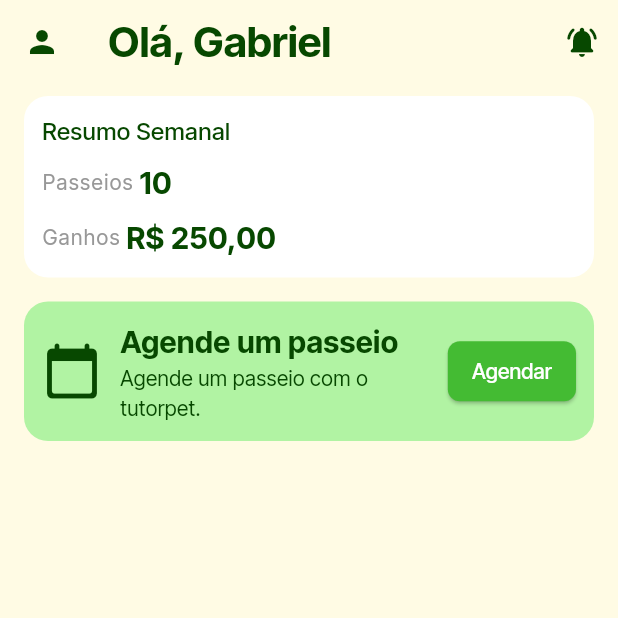
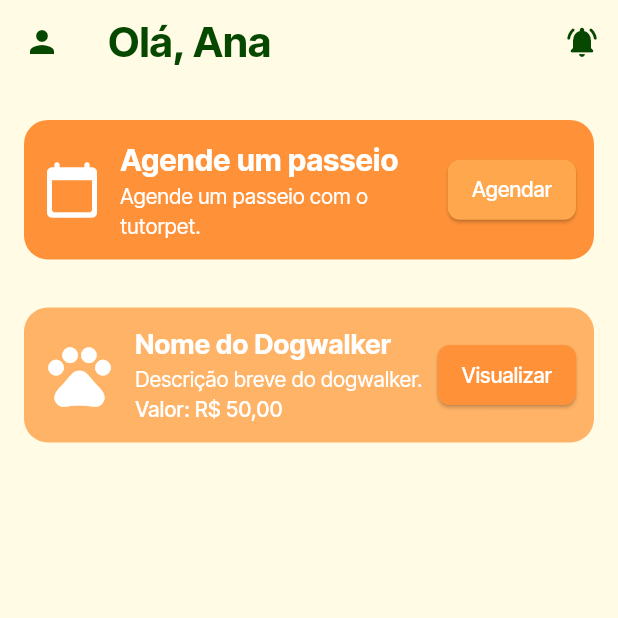
Before and after one commit to Carolsantos123/appWoof, a Flutter app: the HomeTutorpetScreen screen opened by its route, on a phone screen of 412 x 824 dp, the top half of it. Run offline on Flutter 3.47's test engine with Material 3 defaults, Android fonts, the phone set to English and light mode, and no system bars; our stand-ins replace firebase_core, flutter_rating_bar, google_fonts; accounts and stored records are empty; network calls fail.

Commit message:
atualização telas tutor

```diff
--- a/lib/pages/dw/avaliacoes.dart
+++ b/lib/pages/dw/avaliacoes.dart
@@ -15,7 +15,7 @@ class _AvaliacoesScreenState extends State<AvaliacoesScreen> {
   // A cor principal usada para textos e ícones
   final Color primaryColor = const Color(0xFF074800);
   // A cor do fundo da AppBar
-  final Color appBarColor = const Color(0xFFB1F3A3);
+  final Color appBarColor = const Color.fromARGB(255, 177, 243, 163);
   // A cor de fundo dos cards de feedback
   final Color feedbackCardColor = const Color(0xFFFFEFB5);
   // A cor de destaque para o texto e ícones
--- a/lib/pages/tutor/cadastro_tutor.dart
+++ b/lib/pages/tutor/cadastro_tutor.dart
@@ -231,7 +231,7 @@ class _Cadastro_tutorPageState extends State<Cadastro_tutorPage> {
                         elevation: 0,
                       ),
                       onPressed: () {
-                        Navigator.of(context).pushNamed('/perfil');
+                        Navigator.of(context).pushNamed('/visor_perfiltutor');
                       },
                       child: const Text(
                         'Cadastrar',
--- a/lib/pages/tutor/cd_perfil.dart
+++ b/lib/pages/tutor/cd_perfil.dart
@@ -207,7 +207,7 @@ class _PerfilTutorWidgetState extends State<PerfilTutorWidget> {
                 ),
                 ElevatedButton(
                   onPressed: () {
-                    Navigator.of(context).pushNamed('/home');
+                    Navigator.of(context).pushNamed('/home_tutor1');
                   },
                   style: ElevatedButton.styleFrom(
                     backgroundColor: const Color(0xFF199700),
--- a/lib/pages/tutor/home.dart
+++ b/lib/pages/tutor/home.dart
@@ -1,174 +1,136 @@
+import 'dart:ui';
 import 'package:flutter/material.dart';
 import 'package:google_fonts/google_fonts.dart';
 
-class HomeTutorpetScreen extends StatefulWidget {
-  const HomeTutorpetScreen({super.key});
+class HomeTutorpetWidget extends StatefulWidget {
+  const HomeTutorpetWidget({super.key});
 
   @override
-  State<HomeTutorpetScreen> createState() => _HomeTutorpetScreenState();
+  State<HomeTutorpetWidget> createState() => _HomeTutorpetWidgetState();
 }
 
-class _HomeTutorpetScreenState extends State<HomeTutorpetScreen> {
+class _HomeTutorpetWidgetState extends State<HomeTutorpetWidget> {
+  final scaffoldKey = GlobalKey<ScaffoldState>();
+
   @override
   Widget build(BuildContext context) {
-    return Scaffold(
+    return GestureDetector(
+      onTap: () {
+        FocusScope.of(context).unfocus();
+        FocusManager.instance.primaryFocus?.unfocus();
+      },
+      child: Scaffold(
+        key: scaffoldKey,
         backgroundColor: const Color(0xFFFFFBE4),
         appBar: AppBar(
-        backgroundColor: const Color(0xFFFFFBE4),
-        elevation: 0,
+          backgroundColor: const Color(0xFFB1F3A3),
+          automaticallyImplyLeading: false,
           leading: IconButton(
-          icon: const Icon(Icons.person, color: Color(0xFF074800)),
+            icon: const Icon(Icons.account_circle, color: Color(0xFF074800)),
             onPressed: () {
-            // Ação do botão de perfil
+              // Ação de perfil
             },
           ),
+          title: Text(
+            'Home',
+            style: GoogleFonts.interTight(
+              color: const Color(0xFF074800),
+              fontSize: 28,
+              fontWeight: FontWeight.bold,
+              letterSpacing: 0.0,
+            ),
+          ),
+          centerTitle: true,
+          elevation: 0,
           actions: [
             IconButton(
-            icon: const Icon(Icons.notifications_active_rounded, color: Color(0xFF074800)),
+              icon: const Icon(Icons.notifications_active, color: Color(0xFF074800)),
               onPressed: () {
-              // Ação do botão de notificação
+                // Ação de notificações
               },
             ),
           ],
-        title: Text(
-          'Olá, Gabriel',
-          style: GoogleFonts.interTight(
-            fontSize: 28,
-            fontWeight: FontWeight.bold,
-            color: const Color(0xFF074800),
-          ),
-        ),
         ),
         body: SafeArea(
+          top: true,
           child: SingleChildScrollView(
             child: Column(
               children: [
-              // Card de resumo semanal
-              Padding(
-                padding: const EdgeInsets.symmetric(horizontal: 16, vertical: 8),
-                child: Container(
-                  width: double.infinity,
-                  decoration: BoxDecoration(
-                    color: const Color(0xFFFFFFFF),
-                    borderRadius: BorderRadius.circular(16),
-                  ),
-                  child: Padding(
-                    padding: const EdgeInsets.all(12),
-                    child: Column(
-                      crossAxisAlignment: CrossAxisAlignment.start,
-                      children: [
-                        Text(
-                          'Resumo Semanal',
-                          style: GoogleFonts.interTight(
-                            fontSize: 16,
-                            fontWeight: FontWeight.w500,
-                            color: const Color(0xFF074800),
-                          ),
-                        ),
-                        const SizedBox(height: 8),
-                        Row(
-                          children: [
-                            Text(
-                              'Passeios',
-                              style: GoogleFonts.inter(
-                                fontSize: 14,
-                                color: const Color(0xFF989898),
-                              ),
-                            ),
-                            const SizedBox(width: 4),
-                            Text(
-                              '10',
-                              style: GoogleFonts.interTight(
-                                fontSize: 20,
-                                fontWeight: FontWeight.bold,
-                                color: const Color(0xFF074800),
-                              ),
-                            ),
-                          ],
-                        ),
-                        const SizedBox(height: 8),
-                        Row(
-                          children: [
-                            Text(
-                              'Ganhos',
-                              style: GoogleFonts.inter(
-                                fontSize: 14,
-                                color: const Color(0xFF989898),
-                              ),
-                            ),
-                            const SizedBox(width: 4),
-                            Text(
-                              'R\$ 250,00',
-                              style: GoogleFonts.interTight(
-                                fontSize: 20,
-                                fontWeight: FontWeight.bold,
-                                color: const Color(0xFF074800),
-                              ),
-                            ),
-                          ],
-                        ),
+                const SizedBox(height: 28),
+                _buildDogWalkerCard(),
+                _buildDogWalkerCard(),
+                _buildDogWalkerCard(),
               ],
             ),
           ),
         ),
       ),
-              // Card de agendamento de passeio
-              Padding(
-                padding: const EdgeInsets.symmetric(horizontal: 16, vertical: 8),
+    );
+  }
+
+  Widget _buildDogWalkerCard() {
+    return Padding(
+      padding: const EdgeInsets.symmetric(horizontal: 20, vertical: 10),
       child: Container(
         width: double.infinity,
+        height: 150,
         decoration: BoxDecoration(
-                    color: const Color(0xFFB1F3A3),
-                    borderRadius: BorderRadius.circular(16),
+          color: const Color(0xFFFF9238),
+          borderRadius: BorderRadius.circular(15),
         ),
+        child: Row(
+          children: [
+            const Padding(
+              padding: EdgeInsets.only(left: 15),
+              child: Icon(Icons.location_history, color: Colors.white, size: 90),
+            ),
+            Expanded(
               child: Padding(
-                    padding: const EdgeInsets.all(12),
-                    child: Row(
-                      mainAxisAlignment: MainAxisAlignment.spaceBetween,
-                      children: [
-                        const Icon(Icons.calendar_today_rounded, color: Color(0xFF074800), size: 40),
-                        const SizedBox(width: 12),
-                        Expanded(
+                padding: const EdgeInsets.symmetric(horizontal: 10, vertical: 10),
                 child: Column(
+                  mainAxisAlignment: MainAxisAlignment.center,
                   crossAxisAlignment: CrossAxisAlignment.start,
                   children: [
                     Text(
-                                'Agende um passeio',
-                                style: GoogleFonts.interTight(
-                                  fontSize: 20,
-                                  fontWeight: FontWeight.bold,
-                                  color: const Color(0xFF074800),
+                      'Nome do dogwalker',
+                      style: GoogleFonts.inter(
+                        color: Colors.white,
+                        fontSize: 16,
+                        fontWeight: FontWeight.w500,
                       ),
                     ),
                     Text(
-                                'Agende um passeio com o tutorpet.',
-                                style: GoogleFonts.interTight(
-                                  fontSize: 14,
-                                  color: const Color(0xFF074800),
+                      'Descrição do dogwalker',
+                      style: GoogleFonts.inter(
+                        color: Colors.white,
+                        fontSize: 15,
                       ),
                     ),
-                            ],
+                    Text(
+                      'Valor: 00,00',
+                      style: GoogleFonts.inter(
+                        color: Colors.white,
+                        fontSize: 15,
+                        fontWeight: FontWeight.w500,
                       ),
                     ),
-                        ElevatedButton(
+                    Align(
+                      alignment: Alignment.bottomRight,
+                      child: ElevatedButton(
                         onPressed: () {
-                            // Ação do botão de agendar
+                          print('Botão Visualizar pressionado');
                         },
                         style: ElevatedButton.styleFrom(
-                            backgroundColor: const Color(0xFF44BB33),
+                          backgroundColor: const Color(0xFF0F5100),
+                          elevation: 0,
                           shape: RoundedRectangleBorder(borderRadius: BorderRadius.circular(8)),
-                            padding: const EdgeInsets.symmetric(horizontal: 16, vertical: 8),
+                          padding: const EdgeInsets.symmetric(horizontal: 16),
                         ),
                         child: Text(
-                            'Agendar',
+                          'Visualizar',
                           style: GoogleFonts.interTight(
                             color: Colors.white,
                             fontWeight: FontWeight.w500,
-                              fontSize: 14,
-                            ),
-                          ),
-                        ),
-                      ],
                           ),
                         ),
                       ),
@@ -177,6 +139,9 @@ class _HomeTutorpetScreenState extends State<HomeTutorpetScreen> {
                 ),
               ),
             ),
+          ],
+        ),
+      ),
     );
   }
 }
--- /dev/null
+++ b/lib/pages/tutor/home_tutor1.dart
@@ -0,0 +1,185 @@
+import 'package:flutter/material.dart';
+import 'package:google_fonts/google_fonts.dart';
+
+class HomeTutorpetScreen extends StatefulWidget {
+  const HomeTutorpetScreen({super.key});
+
+  @override
+  State<HomeTutorpetScreen> createState() => _HomeTutorpetScreenState();
+}
+
+class _HomeTutorpetScreenState extends State<HomeTutorpetScreen> {
+  @override
+  Widget build(BuildContext context) {
+    return Scaffold(
+      backgroundColor: const Color(0xFFFFFBE4), // fundo claro
+      appBar: AppBar(
+        backgroundColor: const Color(0xFFFFFBE4),
+        elevation: 0,
+        leading: IconButton(
+          icon: const Icon(Icons.person, color: Color(0xFF074800)),
+          onPressed: () {
+            // Ação do botão de perfil
+          },
+        ),
+        actions: [
+          IconButton(
+            icon: const Icon(Icons.notifications_active_rounded, color: Color(0xFF074800)),
+            onPressed: () {
+              // Ação do botão de notificação
+            },
+          ),
+        ],
+        title: Text(
+          'Olá, Ana ',
+          style: GoogleFonts.interTight(
+            fontSize: 28,
+            fontWeight: FontWeight.bold,
+            color: const Color(0xFF074800),
+          ),
+        ),
+      ),
+      body: SafeArea(
+        child: SingleChildScrollView(
+          child: Column(
+            children: [
+              const SizedBox(height: 16),
+              // Card de agendamento de passeio
+              Padding(
+                padding: const EdgeInsets.symmetric(horizontal: 16, vertical: 8),
+                child: Container(
+                  width: double.infinity,
+                  decoration: BoxDecoration(
+                    color: const Color(0xFFFF9238), // laranja vibrante
+                    borderRadius: BorderRadius.circular(16),
+                  ),
+                  child: Padding(
+                    padding: const EdgeInsets.all(12),
+                    child: Row(
+                      mainAxisAlignment: MainAxisAlignment.spaceBetween,
+                      children: [
+                        const Icon(Icons.calendar_today_rounded, color: Colors.white, size: 40),
+                        const SizedBox(width: 12),
+                        Expanded(
+                          child: Column(
+                            crossAxisAlignment: CrossAxisAlignment.start,
+                            children: [
+                              Text(
+                                'Agende um passeio',
+                                style: GoogleFonts.interTight(
+                                  fontSize: 20,
+                                  fontWeight: FontWeight.bold,
+                                  color: Colors.white,
+                                ),
+                              ),
+                              Text(
+                                'Agende um passeio com o tutorpet.',
+                                style: GoogleFonts.interTight(
+                                  fontSize: 14,
+                                  color: Colors.white,
+                                ),
+                              ),
+                            ],
+                          ),
+                        ),
+                        ElevatedButton(
+                          onPressed: () {
+                            // Ação do botão de agendar
+                          },
+                          style: ElevatedButton.styleFrom(
+                            backgroundColor: const Color(0xFFFFA74D), // laranja claro
+                            shape: RoundedRectangleBorder(borderRadius: BorderRadius.circular(8)),
+                            padding: const EdgeInsets.symmetric(horizontal: 16, vertical: 8),
+                          ),
+                          child: Text(
+                            'Agendar',
+                            style: GoogleFonts.interTight(
+                              color: Colors.white,
+                              fontWeight: FontWeight.w500,
+                              fontSize: 14,
+                            ),
+                          ),
+                        ),
+                      ],
+                    ),
+                  ),
+                ),
+              ),
+              const SizedBox(height: 16),
+              // Card de dogwalker (exemplo)
+              Padding(
+                padding: const EdgeInsets.symmetric(horizontal: 16, vertical: 8),
+                child: Container(
+                  width: double.infinity,
+                  decoration: BoxDecoration(
+                    color: const Color(0xFFFFB366), // laranja médio
+                    borderRadius: BorderRadius.circular(16),
+                  ),
+                  child: Padding(
+                    padding: const EdgeInsets.all(12),
+                    child: Row(
+                      children: [
+                        const Icon(Icons.pets, color: Colors.white, size: 50),
+                        const SizedBox(width: 12),
+                        Expanded(
+                          child: Column(
+                            crossAxisAlignment: CrossAxisAlignment.start,
+                            children: [
+                              Text(
+                                'Nome do Dogwalker',
+                                style: GoogleFonts.interTight(
+                                  fontSize: 18,
+                                  fontWeight: FontWeight.bold,
+                                  color: Colors.white,
+                                ),
+                              ),
+                              Text(
+                                'Descrição breve do dogwalker.',
+                                style: GoogleFonts.interTight(
+                                  fontSize: 14,
+                                  color: Colors.white,
+                                ),
+                              ),
+                              Text(
+                                'Valor: R\$ 50,00',
+                                style: GoogleFonts.interTight(
+                                  fontSize: 14,
+                                  fontWeight: FontWeight.w500,
+                                  color: Colors.white,
+                                ),
+                              ),
+                            ],
+                          ),
+                        ),
+                        ElevatedButton(
+                          onPressed: () {
+                            // Ação do botão de visualizar
+                          },
+                          style: ElevatedButton.styleFrom(
+                            backgroundColor: const Color(0xFFFF9238),
+                            shape: RoundedRectangleBorder(borderRadius: BorderRadius.circular(8)),
+                            padding: const EdgeInsets.symmetric(horizontal: 16, vertical: 8),
+                          ),
+                          child: Text(
+                            'Visualizar',
+                            style: GoogleFonts.interTight(
+                              color: Colors.white,
+                              fontWeight: FontWeight.w500,
+                              fontSize: 14,
+                            ),
+                          ),
+                        ),
+                      ],
+                    ),
+                  ),
+                ),
+              ),
+              const SizedBox(height: 16),
+              // Você pode adicionar mais cards ou widgets em tom laranja abaixo
+            ],
+          ),
+        ),
+      ),
+    );
+  }
+}
```
Also changed, not shown: lib/main.dart (+8 -3 lines), lib/pages/dw/editar_perfildw.dart (added, +160 -0 lines), lib/pages/tutor/cadastro_pet.dart (+23 -0 lines). Lines whose indentation alone changed are shown as unchanged.
